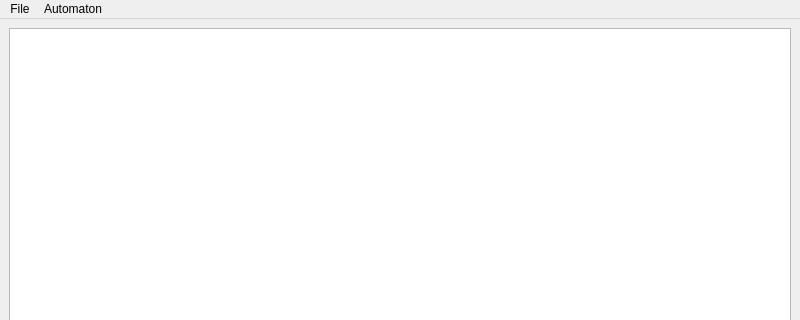
The window that mainwindow.ui (Astana-Mirza/automaton) describes before a commit, drawn with Qt 5; both pictures show x 0 to 800 and y 0 to 320 of the 800 by 600 pixel window.
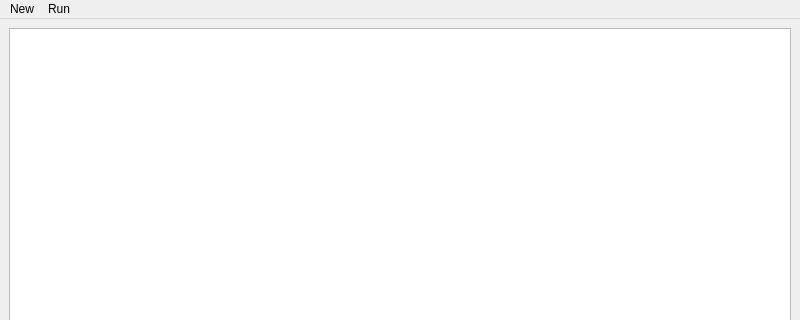
The same window after the commit.

Commit message: added window actions

```diff
--- a/mainwindow.ui
+++ b/mainwindow.ui
@@ -38,18 +38,9 @@
      <height>22</height>
     </rect>
    </property>
-   <widget class="QMenu" name="menu">
-    <property name="title">
-     <string>File</string>
-    </property>
-    <addaction name="action_open"/>
-    <addaction name="separator"/>
-    <addaction name="action_save"/>
-    <addaction name="action_save_as"/>
-   </widget>
    <widget class="QMenu" name="menuAutomaton">
     <property name="title">
-     <string>Automaton</string>
+     <string>New</string>
     </property>
     <widget class="QMenu" name="menuNew">
      <property name="title">
@@ -61,8 +52,15 @@
     <addaction name="menuNew"/>
     <addaction name="action_remove"/>
    </widget>
-   <addaction name="menu"/>
+   <widget class="QMenu" name="menuRun">
+    <property name="title">
+     <string>Run</string>
+    </property>
+    <addaction name="action_run_step"/>
+    <addaction name="action_run_all"/>
+   </widget>
    <addaction name="menuAutomaton"/>
+   <addaction name="menuRun"/>
   </widget>
   <widget class="QStatusBar" name="statusbar"/>
   <action name="action_open">
```
Left out of the diff: 35 changed lines with no effect on the pictures. The commit also changes 2 other files.
